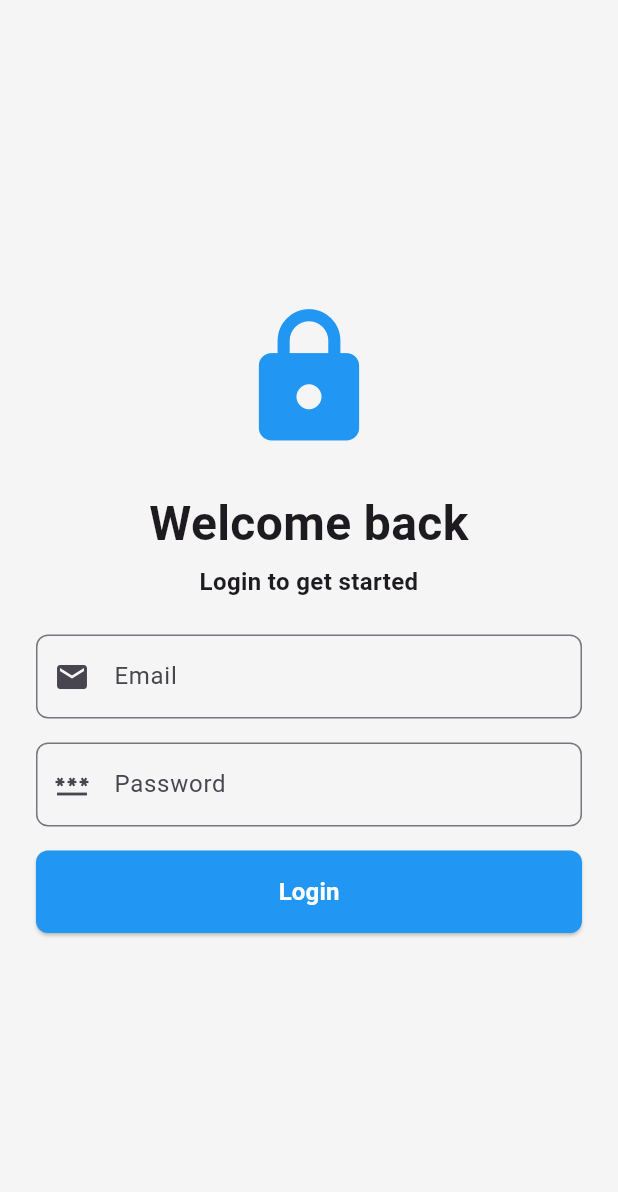
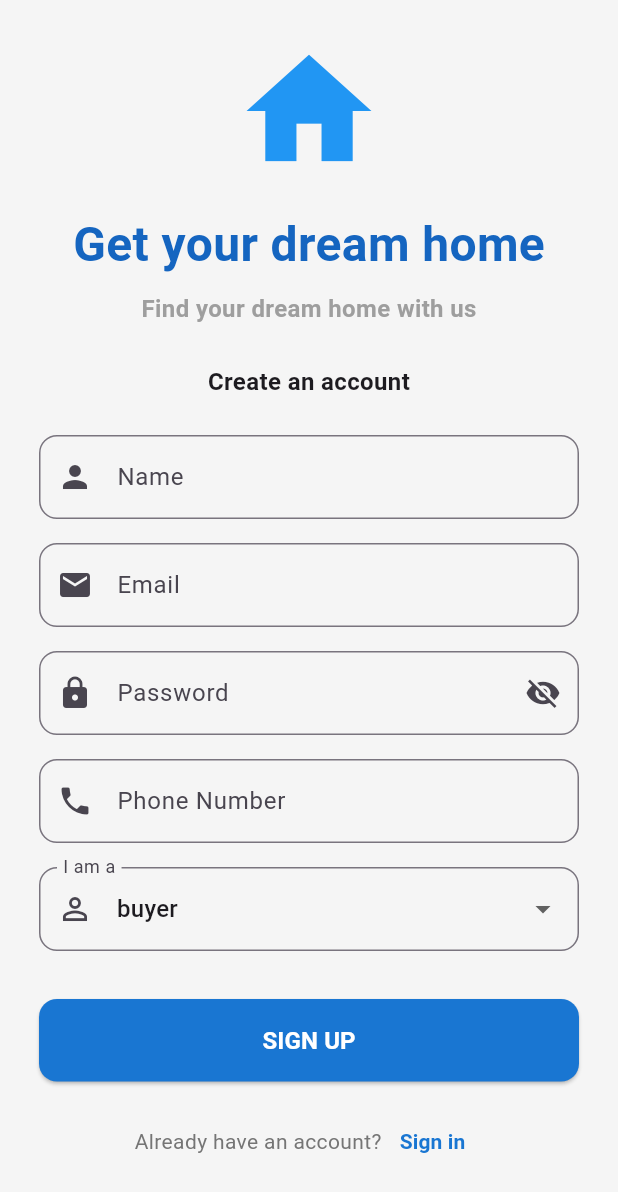
Before and after one commit to flamescreatioon/real_estate_app, a Flutter app: the screen it shows after launch, on a phone screen of 412 x 824 dp. Shown: the top 1192 px of the screen. Run offline on Flutter 3.47's test engine with Material 3 defaults, Android fonts, the phone set to English and light mode, and no system bars; our stand-ins replace device_preview.

Commit message:
Signup Screen and firebase setup

```diff
--- a/lib/main.dart
+++ b/lib/main.dart
@@ -4,10 +4,11 @@ import 'package:device_preview/device_preview.dart';
 import 'package:real_estate_app/screens/add_property.dart';
 import 'screens/listing.dart';
 import 'screens/welcome_screen.dart';
-import 'screens/login.dart'; // Importing the WelcomeScreen class
-// Removed unnecessary import as 'flutter/material.dart' already includes 'flutter/widgets.dart'.
+import 'screens/login.dart';
+import 'screens/signup.dart';
 
-void main() {
+
+void main() async {
   SystemChrome.setSystemUIOverlayStyle(
     const SystemUiOverlayStyle(statusBarColor: Colors.transparent),
   );
@@ -42,7 +43,7 @@ class MyApp extends StatelessWidget {
         ),
       ),
       debugShowCheckedModeBanner: false, // Moved to the correct location.
-      home: const LoginScreen(), // Set the initial screen to WelcomeScreen
+      home: const SignUpPage(), // Set the initial screen to WelcomeScreen
 
       routes: {
         '/listing': (context) => const MyListingPage(),
--- /dev/null
+++ b/lib/screens/signup.dart
@@ -0,0 +1,270 @@
+import 'package:flutter/material.dart';
+import 'package:real_estate_app/screens/login.dart';
+
+
+class SignUpPage extends StatefulWidget {
+  const SignUpPage({super.key});
+
+  @override
+  SignUpPageState createState() => SignUpPageState();
+}
+
+class SignUpPageState extends State<SignUpPage> {
+  final _formKey = GlobalKey<FormState>();
+  bool _isObscure = true;
+  String selectedUser = 'buyer';
+  final List<String> users = ['buyer', 'seller', 'Agent'];
+
+  final TextEditingController _nameController = TextEditingController();
+  final TextEditingController _emailController = TextEditingController();
+  final TextEditingController _passwordController = TextEditingController();
+  final TextEditingController _phoneController = TextEditingController();
+
+  @override
+  void dispose() {
+    _nameController.dispose();
+    _emailController.dispose();
+    _passwordController.dispose();
+    _phoneController.dispose();
+    super.dispose();
+  }
+
+  @override
+  Widget build(BuildContext context) {
+    return Scaffold(
+      body: SafeArea(
+        child: SingleChildScrollView(
+          padding: const EdgeInsets.all(24),
+          child: Column(
+            mainAxisAlignment: MainAxisAlignment.center,
+            children: [
+              Icon(
+                Icons.home,
+                size: 100,
+                color: Colors.blue,
+              ),
+              const SizedBox(height: 16),
+              Text(
+                'Get your dream home',
+                style: TextStyle(
+                  fontSize: 32,
+                  fontWeight: FontWeight.bold,
+                  color: Colors.blue[800],
+                ),
+              ),
+              const SizedBox(height: 8),
+              Text(
+                'Find your dream home with us',
+                style: TextStyle(
+                  fontWeight: FontWeight.bold,
+                  fontSize: 16,
+                  color: Colors.grey,
+                ),
+              ),
+              const SizedBox(height: 24),
+              Center(
+                child: Padding(
+                  padding: const EdgeInsets.all(2),
+                  child: Form(
+                    key: _formKey,
+                    child: Column(
+                      crossAxisAlignment: CrossAxisAlignment.stretch,
+                      children: [
+                        const Text(
+                          'Create an account',
+                          style: TextStyle(
+                              fontSize: 16, fontWeight: FontWeight.bold),
+                          textAlign: TextAlign.center,
+                        ),
+                        const SizedBox(height: 24),
+
+                        TextFormField(
+                          controller: _nameController,
+                          decoration: InputDecoration(
+                            labelText: 'Name',
+                            hintText: 'Enter your name',
+                            prefixIcon: const Icon(Icons.person),
+                            border: OutlineInputBorder(
+                              borderRadius: BorderRadius.circular(12),
+                            ),
+                          ),
+                          validator: (value) {
+                            if (value == null || value.trim().isEmpty) {
+                              return 'Please enter your name';
+                            }
+                            return null;
+                          },
+                        ),
+                        const SizedBox(height: 16),
+
+                        TextFormField(
+                          controller: _emailController,
+                          keyboardType: TextInputType.emailAddress,
+                          decoration: InputDecoration(
+                            labelText: 'Email',
+                            hintText: 'Enter your email',
+                            prefixIcon: const Icon(Icons.email),
+                            border: OutlineInputBorder(
+                              borderRadius: BorderRadius.circular(12),
+                            ),
+                          ),
+                          validator: (value) {
+                            if (value == null || value.trim().isEmpty) {
+                              return 'Please enter your email';
+                            }
+                            if (!RegExp(r'^[\w-\.]+@([\w-]+\.)+[\w-]{2,4}$')
+                                .hasMatch(value)) {
+                              return 'Please enter a valid email';
+                            }
+                            return null;
+                          },
+                        ),
+                        const SizedBox(height: 16),
+
+                        TextFormField(
+                          controller: _passwordController,
+                          obscureText: _isObscure,
+                          decoration: InputDecoration(
+                            labelText: 'Password',
+                            border: OutlineInputBorder(
+                              borderRadius: BorderRadius.circular(12),
+                            ),
+                            prefixIcon: const Icon(Icons.lock),
+                            suffixIcon: IconButton(
+                              icon: Icon(
+                                _isObscure
+                                    ? Icons.visibility_off
+                                    : Icons.visibility,
+                              ),
+                              onPressed: () {
+                                setState(() {
+                                  _isObscure = !_isObscure;
+                                });
+                              },
+                            ),
+                          ),
+                          validator: (value) {
+                            if (value == null || value.trim().isEmpty) {
+                              return 'Please enter your password';
+                            }
+                            if (value.length < 8) {
+                              return 'Password must be at least 6 characters';
+                            }
+                            return null;
+                          },
+                        ),
+                        const SizedBox(height: 16),
+                        TextFormField(
+                          controller: _phoneController,
+                          decoration: InputDecoration(
+                            labelText: 'Phone Number',
+                            border: OutlineInputBorder(
+                              borderRadius: BorderRadius.circular(12),
+                            ),
+                            prefixIcon: const Icon(Icons.phone),
+                          ),
+                          keyboardType: TextInputType.phone,
+                          validator: (value) {
+                            if (value == null || value.trim().isEmpty) {
+                              return 'Please enter your phone number';
+                            }
+                            return null;
+                          },
+                        ),
+                        const SizedBox(height: 16),
+
+                        // User Type Dropdown
+                        DropdownButtonFormField<String>(
+                          value: selectedUser,
+                          decoration: InputDecoration(
+                            labelText: 'I am a',
+                            border: OutlineInputBorder(
+                              borderRadius: BorderRadius.circular(12),
+                            ),
+                            prefixIcon: const Icon(Icons.person_outline),
+                          ),
+                          items: users
+                              .map((type) => DropdownMenuItem(
+                                    value: type,
+                                    child: Text(type),
+                                  ))
+                              .toList(),
+                          onChanged: (value) {
+                            setState(() {
+                              selectedUser = value!;
+                            });
+                          },
+                        ),
+                        const SizedBox(height: 32),
+                        ElevatedButton(
+                          onPressed: () {
+                            if (_formKey.currentState!.validate()) {
+                              // Process sign up
+                              ScaffoldMessenger.of(context).showSnackBar(
+                                SnackBar(
+                                  content: Text(
+                                      'Creating account for ${_nameController.text}...'),
+                                  backgroundColor: Colors.green,
+                                ),
+                              );
+
+                              // Here you would typically handle the signup logic
+                              // For example, calling an API or Firebase Auth
+                            }
+                          },
+                          style: ElevatedButton.styleFrom(
+                            foregroundColor: Colors.white,
+                            backgroundColor: Colors.blue[700],
+                            padding: const EdgeInsets.symmetric(vertical: 16),
+                            shape: RoundedRectangleBorder(
+                              borderRadius: BorderRadius.circular(12),
+                            ),
+                          ),
+                          child: const Text(
+                            'SIGN UP',
+                            style: TextStyle(
+                              fontSize: 16,
+                              fontWeight: FontWeight.bold,
+                            ),
+                          ),
+                        ),
+                        const SizedBox(height: 16),
+                        Row(
+                          mainAxisAlignment: MainAxisAlignment.center,
+                          children: [
+                            Text(
+                              'Already have an account?',
+                              style: TextStyle(
+                                color: Colors.grey[600],
+                              ),
+                            ),
+                            TextButton(
+                              onPressed: () {
+                                Navigator.push(
+                                  context,
+                                  MaterialPageRoute(
+                                    builder: (context) => const LoginScreen(),
+                                  ),
+                                );
+                              },
+                              child: Text(
+                                'Sign in',
+                                style: TextStyle(
+                                    color: Colors.blue[700],
+                                    fontWeight: FontWeight.bold),
+                              ),
+                            )
+                          ],
+                        )
+                      ],
+                    ),
+                  ),
+                ),
+              ),
+            ],
+          ),
+        ),
+      ),
+    );
+  }
+}
--- a/pubspec.yaml
+++ b/pubspec.yaml
@@ -33,6 +33,8 @@ dependencies:
   device_preview: ^1.2.0
   intl: ^0.19.0
   image_picker: ^1.1.2
+  firebase_auth: ^5.5.3
+  firebase_core: ^3.13.0
 
   # The following adds the Cupertino Icons font to your application.
   # Use with the CupertinoIcons class for iOS style icons.
```
Also changed, not shown: pubspec.lock, 7 other files.
